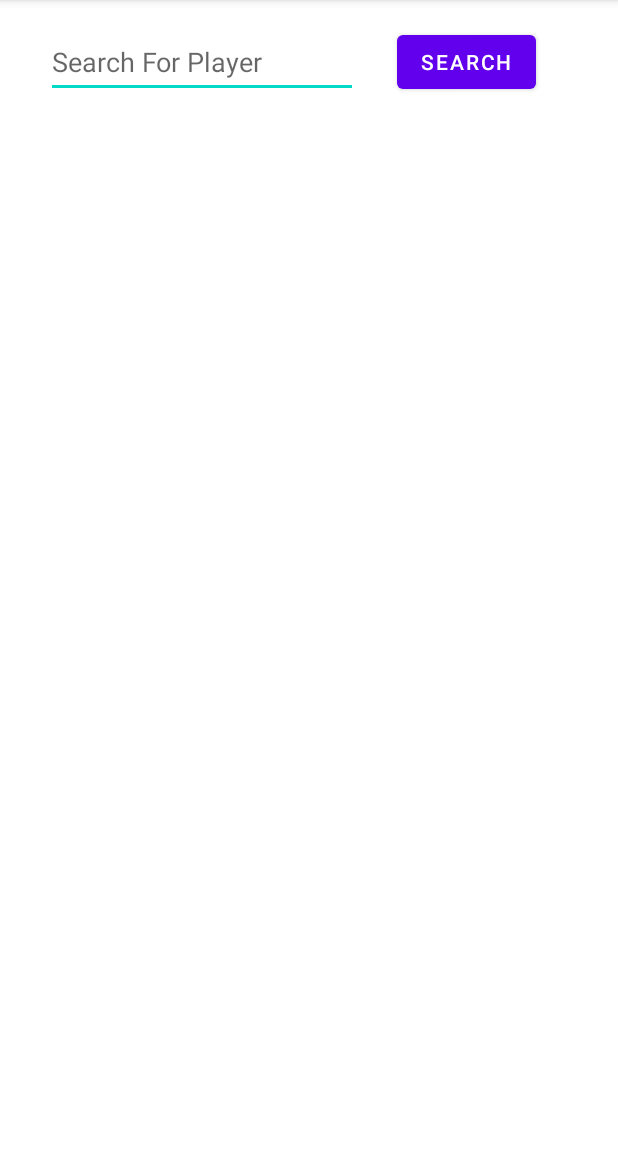
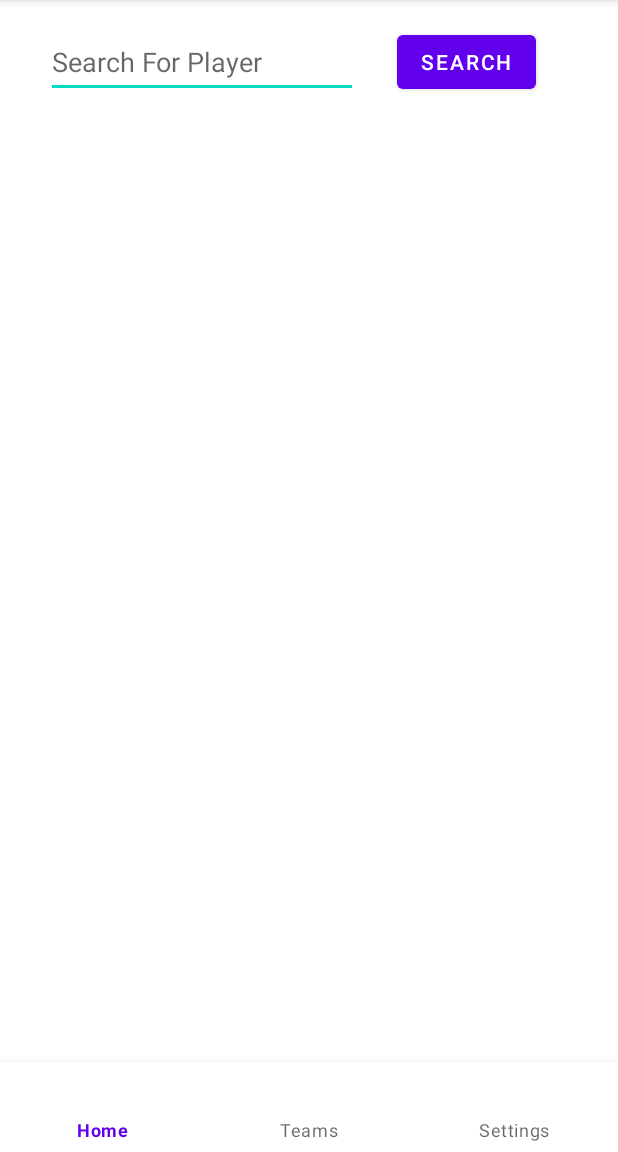
Before and after one commit to chrisgawbill/MLBStatsApp, an Android app: the screen it shows after launch (MainActivity), on a phone screen of 412 x 824 dp, the part 84-1236 px from its top. Run offline under Robolectric (Android 15) with nearby library versions, the phone set to English and light mode, and no system bars; our stand-ins replace navigation-ui.

Commit message:
FInished bottom navigation

```diff
--- a/app/src/main/res/layout/activity_main.xml
+++ b/app/src/main/res/layout/activity_main.xml
@@ -21,4 +21,14 @@
         app:layout_constraintStart_toStartOf="parent"
         app:layout_constraintTop_toTopOf="parent"
         app:navGraph="@navigation/nav_graph" />
+
+    <com.google.android.material.bottomnavigation.BottomNavigationView
+        android:id="@+id/bottomNavigationView"
+        android:layout_width="0dp"
+        android:layout_height="60dp"
+        android:scrollIndicators="left"
+        app:layout_constraintBottom_toBottomOf="parent"
+        app:layout_constraintEnd_toEndOf="parent"
+        app:layout_constraintStart_toStartOf="parent"
+        app:menu="@menu/nav_menu"></com.google.android.material.bottomnavigation.BottomNavigationView>
 </androidx.constraintlayout.widget.ConstraintLayout>
--- /dev/null
+++ b/app/src/main/res/menu/nav_menu.xml
@@ -0,0 +1,12 @@
+<?xml version="1.0" encoding="utf-8"?>
+<menu xmlns:android="http://schemas.android.com/apk/res/android">
+    <item
+        android:id="@+id/home"
+        android:title="@string/nav_home"/>
+    <item
+        android:id="@+id/teams"
+        android:title="@string/nav_teams"/>
+    <item
+        android:id="@+id/settings"
+        android:title="@string/nav_settings"/>
+</menu>
--- a/app/src/main/res/navigation/nav_graph.xml
+++ b/app/src/main/res/navigation/nav_graph.xml
@@ -13,10 +13,32 @@
         <action
             android:id="@+id/action_homeFragment_to_playerSearchResultsFragment"
             app:destination="@id/playerSearchResultsFragment" />
+        <action
+            android:id="@+id/action_homeFragment_to_teamsListFragment"
+            app:destination="@id/teamsListFragment" />
     </fragment>
     <fragment
         android:id="@+id/playerSearchResultsFragment"
         android:name="com.example.mlbstatsapp.PlayerSearchResultsFragment"
         android:label="fragment_player_search_results"
-        tools:layout="@layout/fragment_player_search_results" />
+        tools:layout="@layout/fragment_player_search_results" >
+        <action
+            android:id="@+id/action_playerSearchResultsFragment_to_individualPlayer"
+            app:destination="@id/individualPlayer" />
+    </fragment>
+    <fragment
+        android:id="@+id/settingsFragment"
+        android:name="com.example.mlbstatsapp.SettingsFragment"
+        android:label="fragment_settings"
+        tools:layout="@layout/fragment_settings" />
+    <fragment
+        android:id="@+id/teamsListFragment"
+        android:name="com.example.mlbstatsapp.TeamsListFragment"
+        android:label="fragment_teams_list"
+        tools:layout="@layout/fragment_teams_list" />
+    <fragment
+        android:id="@+id/individualPlayer"
+        android:name="com.example.mlbstatsapp.IndividualPlayer"
+        android:label="fragment_individual_player"
+        tools:layout="@layout/fragment_individual_player" />
 </navigation>
--- a/app/src/main/res/values/strings.xml
+++ b/app/src/main/res/values/strings.xml
@@ -4,4 +4,7 @@
     <string name="search">Search</string>
     <!-- TODO: Remove or change this placeholder text -->
     <string name="hello_blank_fragment">Hello blank fragment</string>
+    <string name="nav_home">Home</string>
+    <string name="nav_teams">Teams</string>
+    <string name="nav_settings">Settings</string>
 </resources>
```
Also changed, not shown: app/build.gradle (+5 -5 lines), app/src/main/java/com/example/mlbstatsapp/IndividualPlayer.kt (added, +59 -0 lines), app/src/main/java/com/example/mlbstatsapp/IndividualPlayerViewModel.kt (added, +8 -0 lines), app/src/main/java/com/example/mlbstatsapp/MainActivity.kt (+31 -4 lines), app/src/main/java/com/example/mlbstatsapp/PlayerSearchIndividualPlayerSharedViewModel.kt (added, +11 -0 lines), app/src/main/java/com/example/mlbstatsapp/PlayerSearchResultsAdapter.kt (+5 -2 lines), app/src/main/java/com/example/mlbstatsapp/SettingsFragment.kt (added, +59 -0 lines), app/src/main/java/com/example/mlbstatsapp/TeamsListFragment.kt (added, +59 -0 lines), app/src/main/res/layout/fragment_individual_player.xml (added, +14 -0 lines), app/src/main/res/layout/fragment_settings.xml (added, +14 -0 lines), app/src/main/res/layout/fragment_teams_list.xml (added, +14 -0 lines).
